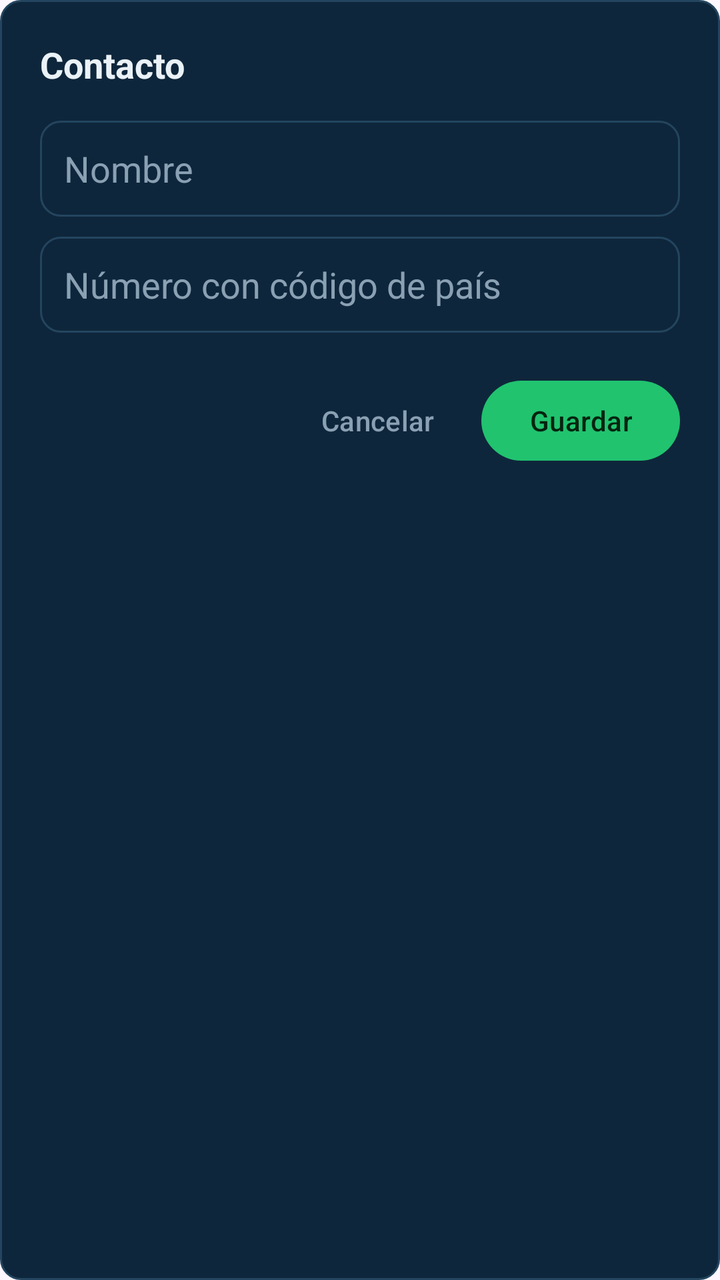
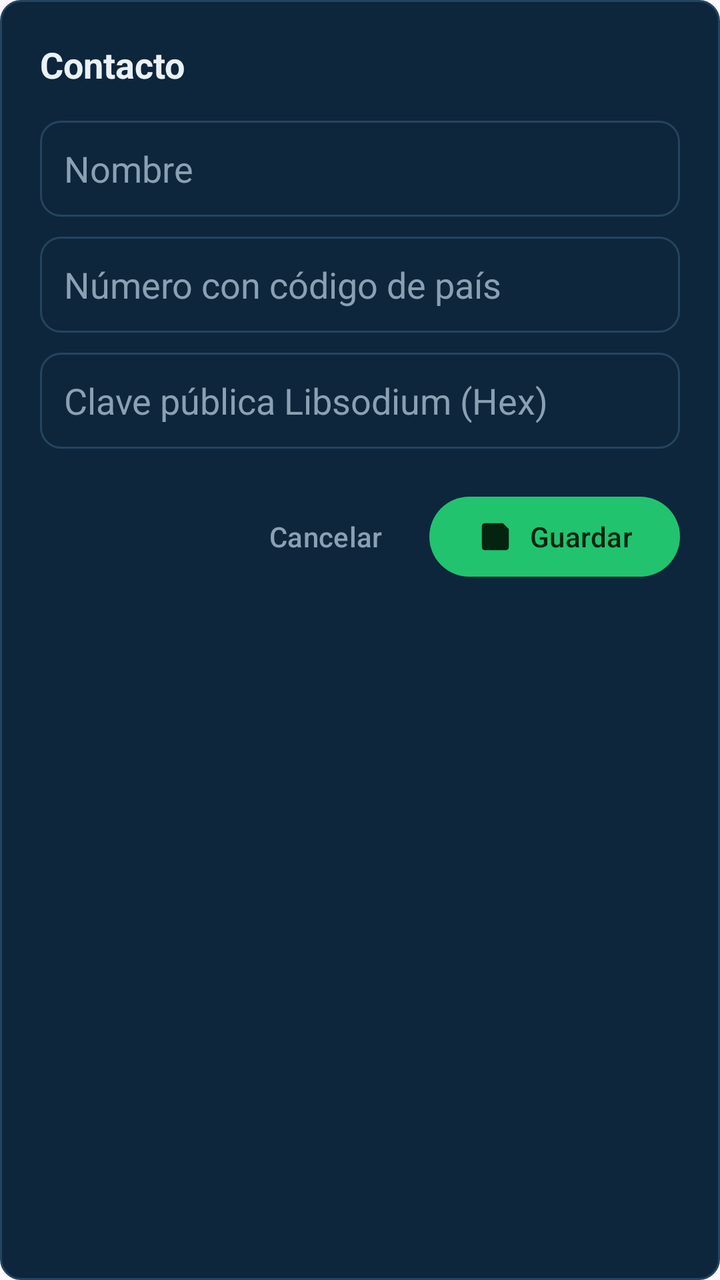

An Android layout rendered at two revisions. The XML below is the earlier revision; the diff shows what the commit changed to produce the second picture.
<!-- AndroidManifest.xml: application theme Theme.SeminarioFinal -->
<!-- res/layout/dialog_add_contact.xml -->
<?xml version="1.0" encoding="utf-8"?>
<LinearLayout xmlns:android="http://schemas.android.com/apk/res/android"
    xmlns:app="http://schemas.android.com/apk/res-auto"
    android:layout_width="match_parent"
    android:layout_height="wrap_content"
    android:layout_margin="16dp"
    android:background="@drawable/bg_input_dark"
    android:orientation="vertical"
    android:padding="20dp">

    <TextView
        android:layout_width="match_parent"
        android:layout_height="wrap_content"
        android:text="Contacto"
        android:textColor="@color/white"
        android:textSize="18sp"
        android:textStyle="bold" />

    <EditText
        android:id="@+id/etCName"
        android:layout_width="match_parent"
        android:layout_height="48dp"
        android:layout_marginTop="16dp"
        android:background="@drawable/bg_input_dark"
        android:hint="Nombre"
        android:paddingHorizontal="12dp"
        android:textColor="@color/white"
        android:textColorHint="@color/mut_text" />

    <EditText
        android:id="@+id/etCNum"
        android:layout_width="match_parent"
        android:layout_height="48dp"
        android:layout_marginTop="10dp"
        android:background="@drawable/bg_input_dark"
        android:hint="Número con código de país"
        android:inputType="number"
        android:paddingHorizontal="12dp"
        android:textColor="@color/white"
        android:textColorHint="@color/mut_text" />

    <TextView
        android:id="@+id/tvCErr"
        android:layout_width="match_parent"
        android:layout_height="wrap_content"
        android:layout_marginTop="8dp"
        android:textColor="@color/red_accent"
        android:textSize="12sp"
        android:visibility="gone" />

    <LinearLayout
        android:layout_width="match_parent"
        android:layout_height="wrap_content"
        android:layout_marginTop="20dp"
        android:gravity="end"
        android:orientation="horizontal">

        <com.google.android.material.button.MaterialButton
            android:id="@+id/btnCancelContact"
            style="@style/Widget.Material3.Button.TextButton"
            android:layout_width="wrap_content"
            android:layout_height="wrap_content"
            android:text="Cancelar"
            android:textColor="@color/mut_text" />

        <com.google.android.material.button.MaterialButton
            android:id="@+id/btnSaveContact"
            android:layout_width="wrap_content"
            android:layout_height="wrap_content"
            android:layout_marginStart="8dp"
            android:text="Guardar"
            android:textColor="@color/green_text"
            app:backgroundTint="@color/green_accent" />
    </LinearLayout>
</LinearLayout>
<!-- resources referenced by this layout -->
<resources>
  <color name="green_accent">#21C36F</color>
  <color name="green_text">#04240F</color>
  <color name="mut_text">#8AA0B3</color>
  <color name="red_accent">#C0392B</color>
  <color name="white">#EAF2F8</color>
  <!-- drawable bg_input_dark (drawable) -->
  <?xml version="1.0" encoding="utf-8"?>
  <shape xmlns:android="http://schemas.android.com/apk/res/android">
      <solid android:color="@color/navy_input" />
      <stroke android:width="1dp" android:color="@color/line_border" />
      <corners android:radius="10dp" />
  </shape>
  <style name="Theme.SeminarioFinal" parent="Base.Theme.SeminarioFinal" />
  <color name="navy_input">#0E263B</color>
  <color name="line_border">#24455F</color>
  <style name="Base.Theme.SeminarioFinal" parent="Theme.Material3.DayNight.NoActionBar">
          
          
      </style>
</resources>

<!-- the commit's change to res/layout/dialog_add_contact.xml (unified diff, before → after) -->
@@ -9,6 +9,7 @@
     android:padding="20dp">
 
     <TextView
+        android:id="@+id/tvDialogTitle"
         android:layout_width="match_parent"
         android:layout_height="wrap_content"
         android:text="Contacto"
@@ -35,6 +36,18 @@
         android:background="@drawable/bg_input_dark"
         android:hint="Número con código de país"
         android:inputType="number"
+        android:paddingHorizontal="12dp"
+        android:textColor="@color/white"
+        android:textColorHint="@color/mut_text" />
+
+    <EditText
+        android:id="@+id/etCPublicKey"
+        android:layout_width="match_parent"
+        android:layout_height="48dp"
+        android:layout_marginTop="10dp"
+        android:background="@drawable/bg_input_dark"
+        android:hint="Clave pública Libsodium (Hex)"
+        android:inputType="textNoSuggestions"
         android:paddingHorizontal="12dp"
         android:textColor="@color/white"
         android:textColorHint="@color/mut_text" />
@@ -70,6 +83,9 @@
             android:layout_marginStart="8dp"
             android:text="Guardar"
             android:textColor="@color/green_text"
-            app:backgroundTint="@color/green_accent" />
+            app:backgroundTint="@color/green_accent"
+            app:icon="@drawable/ic_save"
+            app:iconTint="@color/green_text"
+            app:iconPadding="8dp" />
     </LinearLayout>
 </LinearLayout>
<!-- resource entries referenced after the edit -->
@@ -12,6 +12,34 @@
       <stroke android:width="1dp" android:color="@color/line_border" />
       <corners android:radius="10dp" />
   </shape>
+  <!-- drawable ic_save (drawable) -->
+  <?xml version="1.0" encoding="utf-8"?>
+  <vector xmlns:android="http://schemas.android.com/apk/res/android"
+      android:width="24dp"
+      android:height="24dp"
+      android:viewportWidth="24"
+      android:viewportHeight="24">
+      
+      <path
+          android:fillColor="#2196F3"
+          android:pathData="M17,3H5C3.89,3 3,3.9 3,5v14c0,1.1 0.89,2 2,2h14c1.1,0 2,-0.9 2,-2V7L17,3z"/>
+      
+      <path
+          android:fillColor="#FFFFFF"
+          android:pathData="M5,5h10v4H5V5z"/>
+      
+      <path
+          android:fillColor="#B0BEC5"
+          android:pathData="M12,5h2v3h-2V5z"/>
+      
+      <path
+          android:fillColor="#ECEFF1"
+          android:pathData="M6,12h12v7H6V12z"/>
+      
+      <path
+          android:fillColor="#78909C"
+          android:pathData="M9,14h6v5H9V14z"/>
+  </vector>
   <style name="Theme.SeminarioFinal" parent="Base.Theme.SeminarioFinal" />
   <color name="navy_input">#0E263B</color>
   <color name="line_border">#24455F</color>
